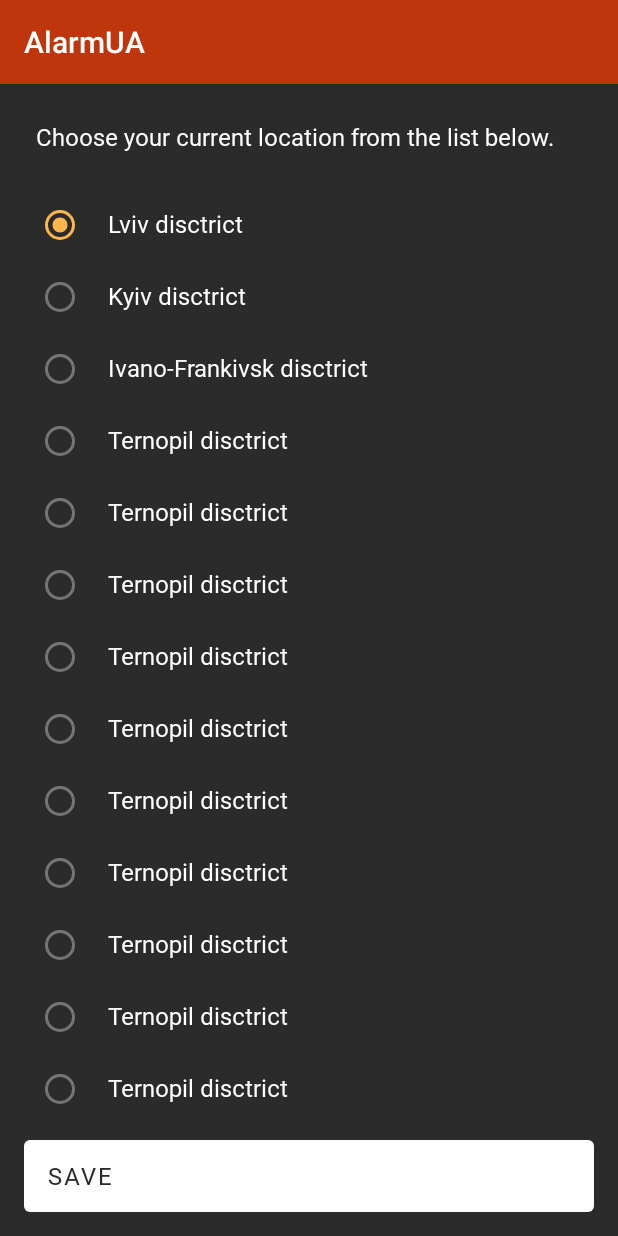
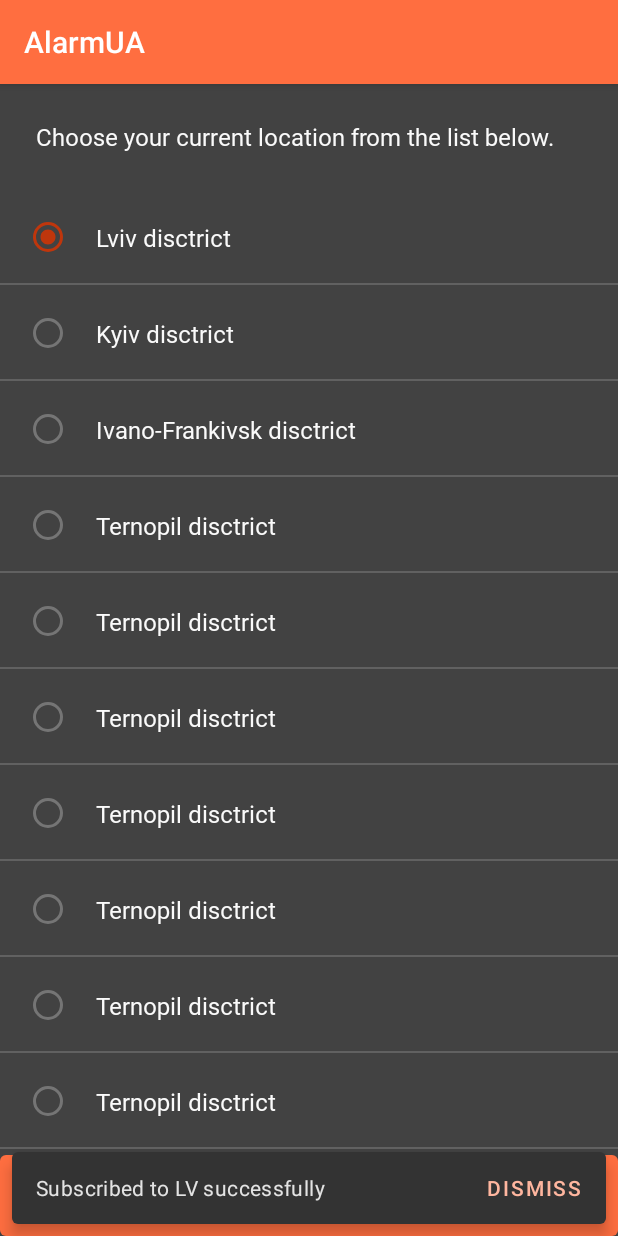
Before and after one commit to vladdovgal/AirAlarmUA, an Android app: the screen it shows after launch (MainActivity), after a tap on "SAVE", on a phone screen of 412 x 824 dp. Run offline under Robolectric (Android 15) with nearby library versions, the phone set to English and light mode, and no system bars; 1 other tap on this screen came first.

Commit message:
"unsubscribe" functionality was added

```diff
--- a/app/src/main/java/com/alarmua/AlarmAppUA.kt
+++ b/app/src/main/java/com/alarmua/AlarmAppUA.kt
@@ -11,6 +11,7 @@ const val LOG_TAG = "LOG_TAG"
 class AlarmAppUA : Application() {
     override fun onCreate() {
         super.onCreate()
+
         FirebaseMessaging.getInstance().token.addOnCompleteListener(OnCompleteListener { task ->
             if (!task.isSuccessful) {
                 Log.w(LOG_TAG, "Fetching FCM registration token failed", task.exception)
@@ -21,8 +22,7 @@ class AlarmAppUA : Application() {
             val token = task.result
 
             // Log and toast
-            Log.d(LOG_TAG, token.toString())
-            Toast.makeText(baseContext, token, Toast.LENGTH_SHORT).show()
+            Toast.makeText(baseContext, "Current FCM token: $token", Toast.LENGTH_SHORT).show()
         })
     }
 }
--- a/app/src/main/java/com/alarmua/service/MyFirebaseMessagingService.kt
+++ b/app/src/main/java/com/alarmua/service/MyFirebaseMessagingService.kt
@@ -1,8 +1,14 @@
 package com.alarmua.service
 
+import android.content.Context
 import android.util.Log
 import com.alarmua.LOG_TAG
 import com.google.firebase.messaging.FirebaseMessagingService
+
+const val FCM_TOKEN_KEY = "FCM_token_key"
+const val CURRENT_LOCATION_ID_KEY = "current_location_id"
+const val FCM_SHARED_PREFS_FILE_NAME = "fcm_token"
+const val CURRENT_LOCATION_SHARED_PREFS_FILE_NAME = "current_location"
 
 class MyFirebaseMessagingService: FirebaseMessagingService() {
     /**
@@ -13,24 +19,40 @@ class MyFirebaseMessagingService: FirebaseMessagingService() {
     override fun onNewToken(token: String) {
         Log.d(LOG_TAG, "Refreshed token: $token")
 
+        saveTokenToSharedPrefs(token)
         // If you want to send messages to this application instance or
         // manage this apps subscriptions on the server side, send the
         // FCM registration token to your app server.
         sendRegistrationToServer(token)
     }
 
+    private fun saveTokenToSharedPrefs(token: String) {
+        getSharedPreferences(
+            FCM_SHARED_PREFS_FILE_NAME,
+            MODE_PRIVATE
+        ).edit().putString(FCM_TOKEN_KEY, token).apply();
+    }
+
+
     /**
      * To reduce server load
      */
     private fun unregisterToken() {
-        TODO("UNREGISTER OLD TOKEN ON SERVER")
         // get old token from local data store and remove it
         // unregister token on server
     }
 
     private fun sendRegistrationToServer(token: String) {
-        TODO("REGISTER TOKEN ON SERVER")
         // save new token in local data store
         // register token on server
     }
+
+    companion object {
+        fun getToken(context: Context): String? {
+            return context.getSharedPreferences(
+                FCM_SHARED_PREFS_FILE_NAME,
+                MODE_PRIVATE
+            ).getString(FCM_TOKEN_KEY, "empty")
+        }
+    }
 }
--- a/app/src/main/java/com/alarmua/ui/base/BaseViewModel.kt
+++ b/app/src/main/java/com/alarmua/ui/base/BaseViewModel.kt
@@ -11,8 +11,8 @@ open class BaseViewModel: ViewModel() {
     private val _isLoading: MutableLiveData<Boolean> = MutableLiveData(false)
     val isLoading: LiveData<Boolean> = _isLoading
 
-    private val _toastMessage: MutableLiveData<String> = MutableLiveData("")
-    val toastMessage: LiveData<String> = _toastMessage
+    private val _shortMessage: MutableLiveData<String> = MutableLiveData("")
+    val shortMessage: LiveData<String> = _shortMessage
 
     fun loading(loading: Boolean) {
         viewModelScope.launch {
@@ -22,7 +22,7 @@ open class BaseViewModel: ViewModel() {
 
     fun showToast(message: String) {
         viewModelScope.launch {
-            _toastMessage.value = message
+            _shortMessage.value = message
         }
     }
 }
--- a/app/src/main/java/com/alarmua/ui/locations/LocationsListFragment.kt
+++ b/app/src/main/java/com/alarmua/ui/locations/LocationsListFragment.kt
@@ -1,16 +1,21 @@
 package com.alarmua.ui.locations
 
+import android.content.Context
 import android.os.Bundle
 import android.view.LayoutInflater
 import android.view.View
 import android.view.ViewGroup
-import android.widget.Toast
 import androidx.core.view.isVisible
 import androidx.fragment.app.Fragment
 import androidx.lifecycle.ViewModelProvider
 import androidx.lifecycle.lifecycleScope
+import com.alarmua.R
 import com.alarmua.databinding.FragmentLocationsListBinding
+import com.alarmua.service.CURRENT_LOCATION_ID_KEY
+import com.alarmua.service.CURRENT_LOCATION_SHARED_PREFS_FILE_NAME
 import com.alarmua.ui.locations.list.LocationsListAdapter
+import com.google.android.material.snackbar.Snackbar
+
 
 class LocationsListFragment : Fragment() {
 
@@ -50,8 +55,14 @@ class LocationsListFragment : Fragment() {
             }
         }
         lifecycleScope.launchWhenResumed {
-            viewModel.toastMessage.observe(viewLifecycleOwner) { message ->
-                Toast.makeText(requireContext(), message, Toast.LENGTH_LONG).show()
+            viewModel.shortMessage.observe(viewLifecycleOwner) { message ->
+                if (message.isNotEmpty()) {
+                    binding?.apply {
+                        Snackbar.make(root, message, Snackbar.LENGTH_LONG)
+                            .setAction(R.string.dismiss) { /*dismiss*/ }
+                            .show()
+                    }
+                }
             }
         }
     }
@@ -63,10 +74,22 @@ class LocationsListFragment : Fragment() {
         binding?.apply {
             locationsList.adapter = listAdapter
             saveButton.setOnClickListener {
+                val selectedLocationId = viewModel.locations.value?.find { it.isSelected }?.id ?: "NULL"
+                val lastLocationId = updateCurrentLocationSharedPrefs(selectedLocationId)
                 viewModel.saveLocation(
-                    viewModel.locations.value?.find { it.isSelected }?.id ?: "NULL"
+                    lastLocationId = lastLocationId,
+                    selectedLocationId = selectedLocationId,
                 )
             }
         }
     }
+
+    private fun updateCurrentLocationSharedPrefs(selectedLocationId: String): String? {
+        return activity?.let {
+            val prefs = it.getSharedPreferences(CURRENT_LOCATION_SHARED_PREFS_FILE_NAME, Context.MODE_PRIVATE)
+            val lastLocationId = prefs.getString(CURRENT_LOCATION_ID_KEY, null) // get last saved location
+            prefs.edit().putString(CURRENT_LOCATION_ID_KEY, selectedLocationId).apply()// save new locationId
+            return@let lastLocationId
+        }
+    }
 }
--- a/app/src/main/java/com/alarmua/ui/locations/LocationsListViewModel.kt
+++ b/app/src/main/java/com/alarmua/ui/locations/LocationsListViewModel.kt
@@ -57,11 +57,36 @@ class LocationsListViewModel : BaseViewModel() {
         }
     }
 
-    fun saveLocation(locationId: String) {
+    fun saveLocation(lastLocationId: String?, selectedLocationId: String) {
         viewModelScope.launch {
             loading(true)
-            delay(1000)
+            if (lastLocationId != null && selectedLocationId != lastLocationId) {
+                unsubscribeFromLocationUpdates(lastLocationId)
+            }
+            if (lastLocationId != selectedLocationId) {
                 // send location to server
+                // ....
+                subscribeOnLocationUpdates(selectedLocationId)
+            } else {
+                showToast("You are already subscribed for $selectedLocationId updates")
+            }
+            loading(false)
+            // navigate to main screen
+        }
+    }
+
+    private fun unsubscribeFromLocationUpdates(locationId: String) {
+        FirebaseMessaging.getInstance().unsubscribeFromTopic(locationId)
+            .addOnCompleteListener { task ->
+                var msg = "Unsubscribed from $locationId successfully"
+                if (!task.isSuccessful) {
+                    msg = "Failure occurred while trying unsubscribe from $locationId"
+                }
+                showToast(msg)
+            }
+    }
+
+    private fun subscribeOnLocationUpdates(locationId: String) {
         FirebaseMessaging.getInstance().subscribeToTopic(locationId)
             .addOnCompleteListener { task ->
                 var msg = "Subscribed to $locationId successfully"
@@ -70,9 +95,6 @@ class LocationsListViewModel : BaseViewModel() {
                 }
                 showToast(msg)
             }
-            loading(false)
-            // navigate to main screen
-        }
     }
 
 }
--- a/app/src/main/res/layout/fragment_locations_list.xml
+++ b/app/src/main/res/layout/fragment_locations_list.xml
@@ -37,9 +37,9 @@
         android:layout_height="wrap_content"
         android:text="@string/button_save"
         android:visibility="gone"
-        android:layout_margin="@dimen/spacing_4"
-        android:layout_marginBottom="@dimen/spacing_4"
+        android:padding="@dimen/spacing_4"
         app:layout_constraintBottom_toBottomOf="parent"
+        tools:visibility="visible"
         />
 
     <FrameLayout
--- a/app/src/main/res/layout/item_location.xml
+++ b/app/src/main/res/layout/item_location.xml
@@ -1,27 +1,41 @@
 <?xml version="1.0" encoding="utf-8"?>
-<LinearLayout
-    android:id="@+id/locationItem"
+<androidx.constraintlayout.widget.ConstraintLayout android:id="@+id/locationItem"
     xmlns:tools="http://schemas.android.com/tools"
     xmlns:android="http://schemas.android.com/apk/res/android"
     android:layout_width="match_parent"
     android:layout_height="wrap_content"
-    android:orientation="horizontal"
-    android:paddingHorizontal="@dimen/spacing_6"
     android:background="@color/backgroundColor"
-    >
+    xmlns:app="http://schemas.android.com/apk/res-auto">
 
     <RadioButton
         android:id="@+id/radioButton"
         android:layout_width="wrap_content"
         android:layout_height="wrap_content"
+        android:layout_marginVertical="@dimen/spacing_2"
+        android:layout_marginStart="@dimen/spacing_4"
+        app:layout_constraintTop_toTopOf="parent"
+        app:layout_constraintBottom_toBottomOf="parent"
+        app:layout_constraintStart_toStartOf="parent"
         />
 
     <TextView
         android:id="@+id/locationName"
         style="@style/Label.Body1.Bold"
-        android:layout_width="match_parent"
+        android:layout_width="0dp"
         android:layout_height="wrap_content"
+        android:layout_marginEnd="@dimen/spacing_6"
+        app:layout_constraintTop_toTopOf="@id/radioButton"
+        app:layout_constraintBottom_toBottomOf="@id/radioButton"
+        app:layout_constraintStart_toEndOf="@id/radioButton"
+        app:layout_constraintEnd_toEndOf="parent"
         tools:text="Lviv district"
         />
 
-</LinearLayout>
+    <View
+        android:layout_width="match_parent"
+        android:layout_height="1dp"
+        android:background="@color/secondaryTextColor"
+        app:layout_constraintBottom_toBottomOf="parent"
+        />
+
+</androidx.constraintlayout.widget.ConstraintLayout>
--- a/app/src/main/res/values/colors.xml
+++ b/app/src/main/res/values/colors.xml
@@ -1,12 +1,13 @@
 <!--?xml version="1.0" encoding="UTF-8"?-->
 <resources>
-    <color name="primaryColor">#bf360c</color>
-    <color name="primaryLightColor">#f9683a</color>
-    <color name="primaryDarkColor">#870000</color>
-    <color name="secondaryColor">#ffb74d</color>
-    <color name="secondaryLightColor">#ffe97d</color>
-    <color name="secondaryDarkColor">#c88719</color>
-    <color name="primaryTextColor">#ffffff</color>
-    <color name="backgroundColor">#2b2b2b</color>
+    <color name="primaryColor">#ff6e40</color>
+    <color name="primaryLightColor">#ffa270</color>
+    <color name="primaryDarkColor">#c63f17</color>
+    <color name="secondaryColor">#bf360c</color>
+    <color name="secondaryLightColor">#f9683a</color>
+    <color name="secondaryDarkColor">#870000</color>
+    <color name="primaryTextColor">#fafafa</color>
+    <color name="secondaryTextColor">#2AFFFFFF</color>
+    <color name="backgroundColor">#424242</color>
     <color name="disabledPageColor">#88ffffff</color>
 </resources>
--- a/app/src/main/res/values/strings.xml
+++ b/app/src/main/res/values/strings.xml
@@ -5,4 +5,5 @@
     <string name="location_selection_description">Choose your current location from the list below.</string>
     <string name="button_save">Save</string>
     <string name="hello_blank_fragment">Hello blank fragment</string>
+    <string name="dismiss">Dismiss</string>
 </resources>
--- a/app/src/main/res/values/styles.xml
+++ b/app/src/main/res/values/styles.xml
@@ -66,11 +66,11 @@
         parent="Widget.MaterialComponents.Button.UnelevatedButton">
         <item name="android:insetTop">@dimen/zero</item>
         <item name="android:insetBottom">@dimen/zero</item>
-        <item name="android:gravity">start|center_vertical</item>
+        <item name="android:gravity">center</item>
         <item name="android:textAllCaps">true</item>
-        <item name="backgroundTint">@color/primaryTextColor</item>
+        <item name="backgroundTint">@color/primaryColor</item>
         <item name="android:textSize">@dimen/button_text_size</item>
-        <item name="android:textColor">@color/backgroundColor</item>
+        <item name="android:textColor">@color/primaryTextColor</item>
         <item name="android:fontFamily">@font/font_family</item>
         <item name="android:textStyle">bold</item>
     </style>
```
Lines whose indentation alone changed are shown as unchanged.
